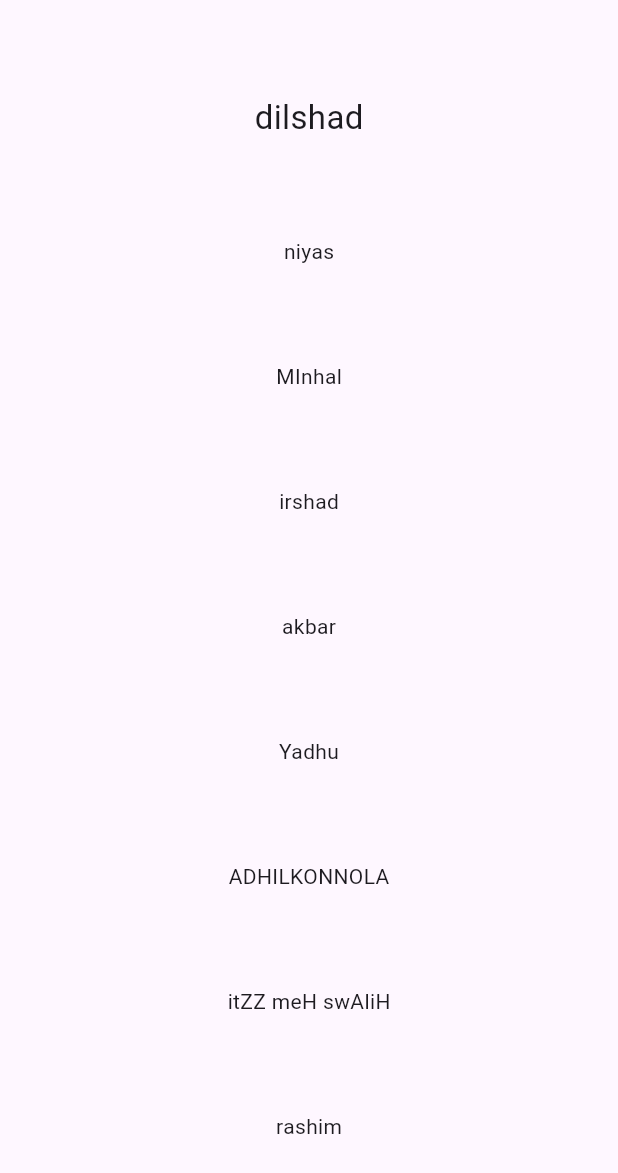
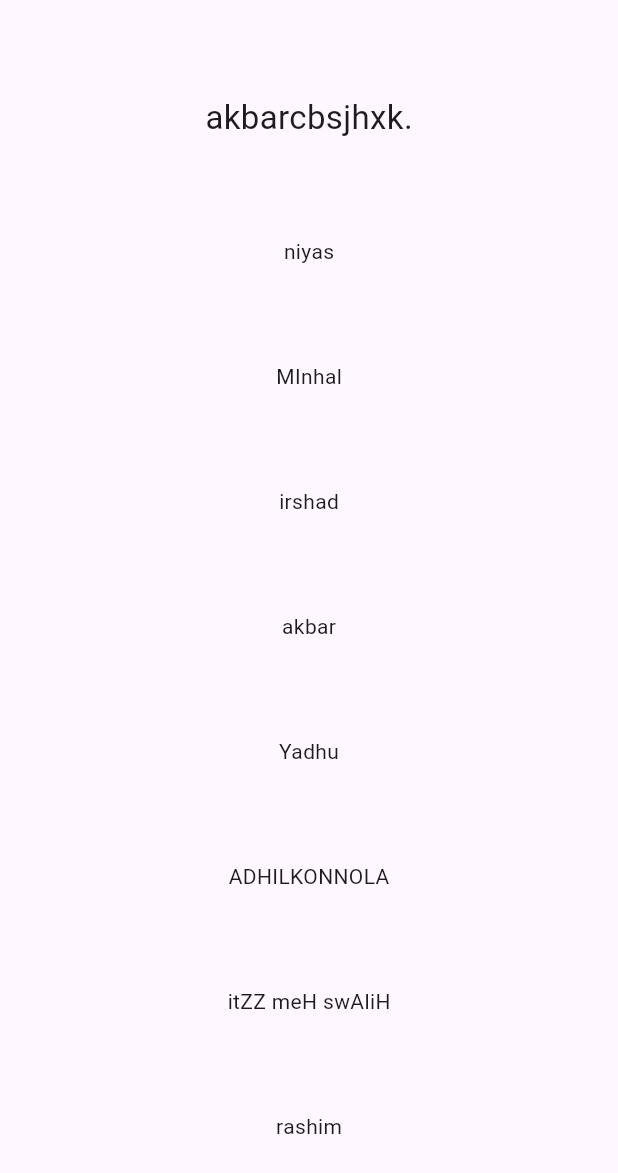
Before and after one commit to mohammedakbark/Git_Test, a Flutter app: the screen it shows after launch, on a phone screen of 412 x 824 dp. Shown: the top 1173 px of the screen. Run offline on Flutter 3.47's test engine with Material 2 defaults, Android fonts, the phone set to English and light mode, and no system bars; our stand-ins replace google_fonts.

Commit message:
dilshad change

```diff
--- a/lib/swalih_main.dart
+++ b/lib/swalih_main.dart
@@ -22,7 +22,7 @@ class _MyHomePageState extends State<MyHomePage> {
               mainAxisAlignment: MainAxisAlignment.spaceEvenly,
 
               children: [
-                Text('dilshad',style: TextStyle(fontSize: 22),),
+                Text('akbarcbsjhxk.',style: TextStyle(fontSize: 22),),
 
                     Text("niyas"),
                     Text('MInhal'),
```
